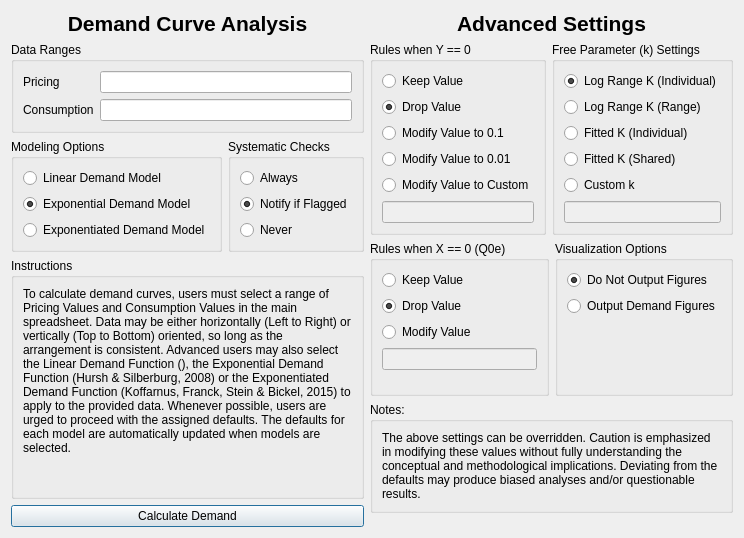
Old version of the form demandsettingsdialog.ui in the repository miyamot0/DemandCalculatorQT.
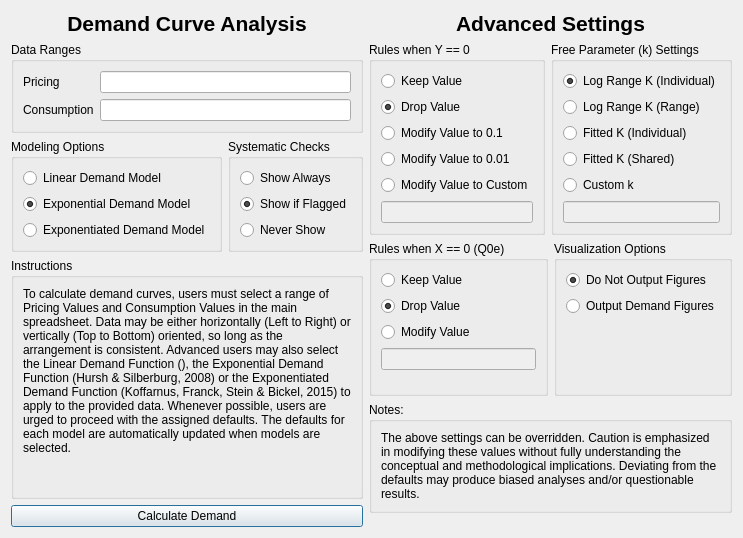
New version of the form.

```diff
--- a/demandsettingsdialog.ui
+++ b/demandsettingsdialog.ui
@@ -148,7 +148,7 @@
              <string>&lt;html&gt;&lt;head/&gt;&lt;body&gt;&lt;p&gt;Always display Stein &amp;amp; Bickel's systematic checks for systematicity.&lt;/p&gt;&lt;/body&gt;&lt;/html&gt;</string>
             </property>
             <property name="text">
-             <string>Always</string>
+             <string>Show Always</string>
             </property>
             <property name="checked">
              <bool>false</bool>
@@ -161,7 +161,7 @@
              <string>&lt;html&gt;&lt;head/&gt;&lt;body&gt;&lt;p&gt;Display Stein &amp;amp; Bickel's systematic checks for systematicity only when one or more cases do not pass.&lt;/p&gt;&lt;/body&gt;&lt;/html&gt;</string>
             </property>
             <property name="text">
-             <string>Notify if Flagged</string>
+             <string>Show if Flagged</string>
             </property>
             <property name="checked">
              <bool>true</bool>
@@ -174,7 +174,7 @@
              <string>&lt;html&gt;&lt;head/&gt;&lt;body&gt;&lt;p&gt;Never display Stein &amp;amp; Bickel's systematic checks for systematicity.&lt;/p&gt;&lt;/body&gt;&lt;/html&gt;</string>
             </property>
             <property name="text">
-             <string>Never</string>
+             <string>Never Show</string>
             </property>
            </widget>
           </item>
```
